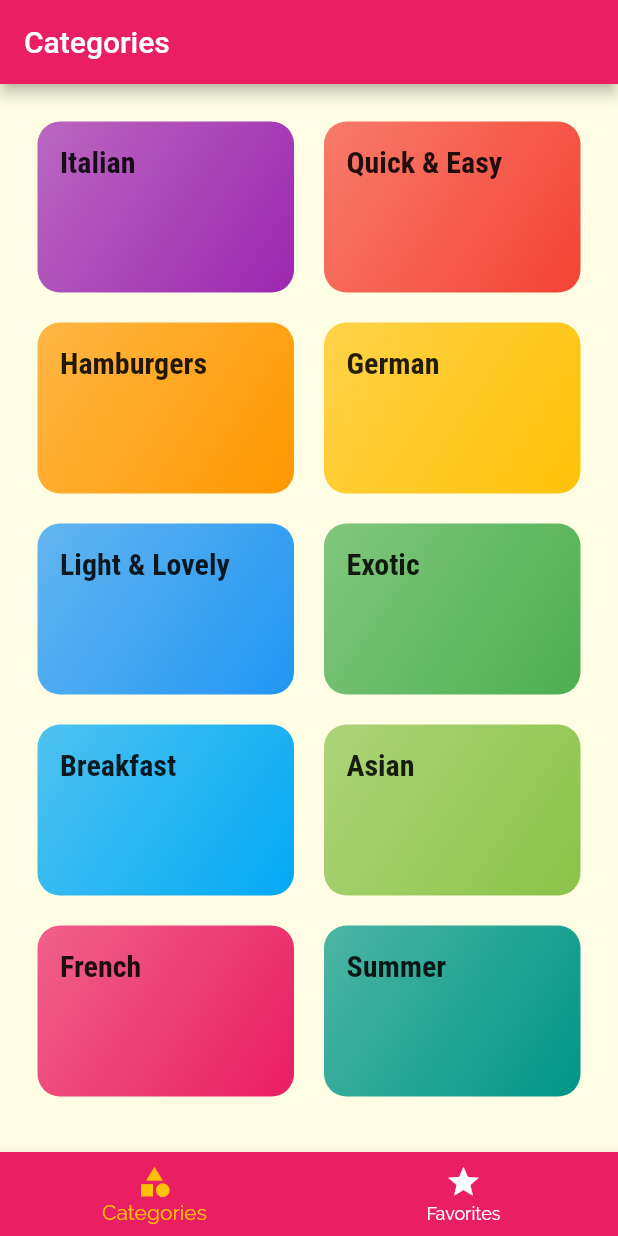
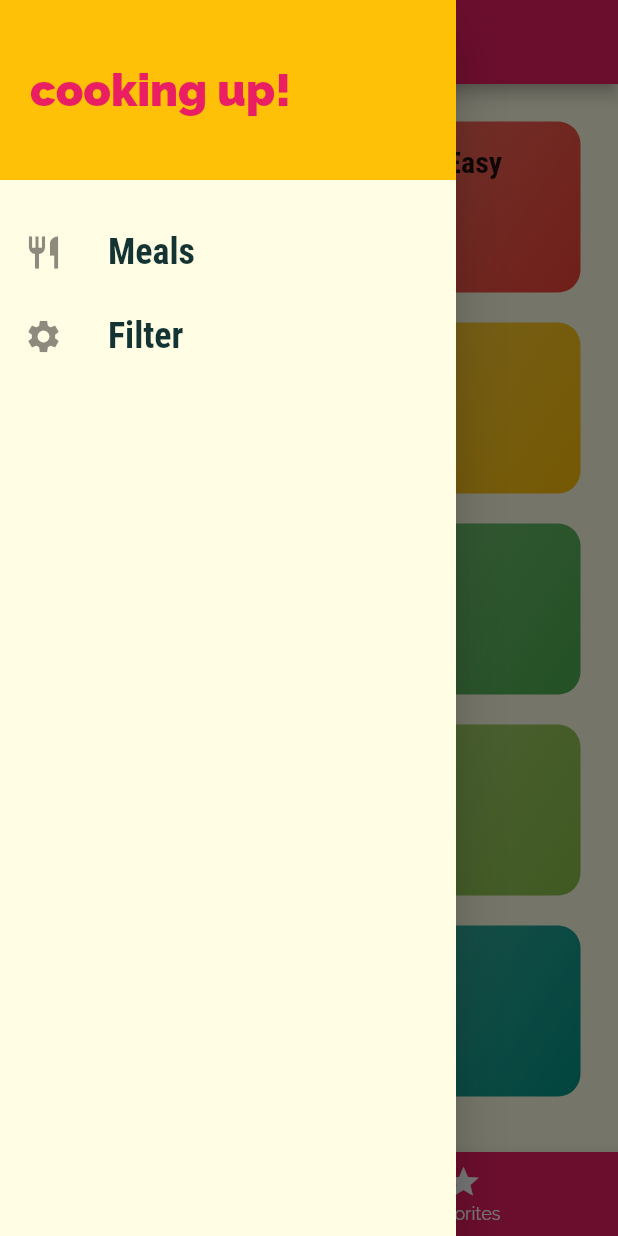
Before and after one commit to Amit-Kushwah-github/food-recipe-flutter-app, a Flutter app: the screen it shows after launch, with the side drawer open (before the commit the screen has no drawer), on a phone screen of 412 x 824 dp. Run offline on Flutter 3.47's test engine with Material 2 defaults, Android fonts, the phone set to English and light mode, and no system bars.

Commit message:
added drawer

```diff
--- a/lib/main.dart
+++ b/lib/main.dart
@@ -1,6 +1,7 @@
 import 'package:flutter/material.dart';
 import 'package:food/screens/categories_screen.dart';
 import 'package:food/screens/category_meals_screen.dart';
+import 'package:food/screens/filters_screen.dart';
 import 'package:food/screens/meal_detail_screen.dart';
 import 'package:food/screens/tabs_screen.dart';
 
@@ -42,6 +43,7 @@ class MyApp extends StatelessWidget {
         '/': (ctx) => const TabsScreen(),
         CategoryMealsScreen.routeName: (ctx) => CategoryMealsScreen(),
         MealDetailScreen.routeName: (ctx) => MealDetailScreen(),
+        FiltersScreen.routeName: (ctx) =>  FiltersScreen(),
       },
       onGenerateRoute: (settings) {
         print(settings.arguments);
--- /dev/null
+++ b/lib/screens/filters_screen.dart
@@ -0,0 +1,13 @@
+import 'package:flutter/material.dart';
+
+class FiltersScreen extends StatelessWidget {
+  static const routeName = '/filters';
+  const FiltersScreen({Key? key}) : super(key: key);
+
+  @override
+  Widget build(BuildContext context) {
+    return Center(
+      child: Text('Filters'),
+    );
+  }
+}
--- a/lib/screens/tabs_screen.dart
+++ b/lib/screens/tabs_screen.dart
@@ -1,6 +1,7 @@
 import 'package:flutter/material.dart';
 import 'package:food/screens/categories_screen.dart';
 import 'package:food/screens/favorites_screen.dart';
+import 'package:food/widgets/main_drawer.dart';
 
 class TabsScreen extends StatefulWidget {
   const TabsScreen({Key? key}) : super(key: key);
@@ -30,8 +31,9 @@ class _TabsScreenState extends State<TabsScreen> {
   Widget build(BuildContext context) {
     return Scaffold(
       appBar: AppBar(
-        title: Text(_pages[_selectedPageIndex]['title']as String),
+        title: Text(_pages[_selectedPageIndex]['title'] as String),
       ),
+      drawer: const MainDrawer(),
       body: _pages[_selectedPageIndex]['page'] as Widget,
       bottomNavigationBar: BottomNavigationBar(
         onTap: _selectPage,
--- /dev/null
+++ b/lib/widgets/main_drawer.dart
@@ -0,0 +1,56 @@
+import 'package:flutter/material.dart';
+import 'package:food/screens/filters_screen.dart';
+
+class MainDrawer extends StatelessWidget {
+  const MainDrawer({Key? key}) : super(key: key);
+
+  Widget buildListTile(String title, IconData icon, Function tapHandler) {
+    return ListTile(
+      leading: Icon(
+        icon,
+        size: 26,
+      ),
+      title: Text(
+        title,
+        style: const TextStyle(
+            fontFamily: 'RobotoCondensed',
+            fontSize: 24,
+            fontWeight: FontWeight.bold),
+      ),
+      onTap: () => tapHandler(),
+    );
+  }
+
+  @override
+  Widget build(BuildContext context) {
+    return Drawer(
+      child: Column(
+        children: [
+          Container(
+            height: 120,
+            width: double.infinity,
+            padding: EdgeInsets.all(20),
+            alignment: Alignment.centerLeft,
+            color: Theme.of(context).colorScheme.secondary,
+            child: Text(
+              'cooking up!',
+              style: TextStyle(
+                  fontWeight: FontWeight.w900,
+                  fontSize: 30,
+                  color: Theme.of(context).colorScheme.primary),
+            ),
+          ),
+          const SizedBox(
+            height: 20,
+          ),
+          buildListTile('Meals', Icons.restaurant, () {
+            Navigator.of(context).pushNamed('/');
+          }),
+          buildListTile('Filter', Icons.settings, () {
+            Navigator.of(context).pushNamed(FiltersScreen.routeName);
+          }),
+        ],
+      ),
+    );
+  }
+}
```
